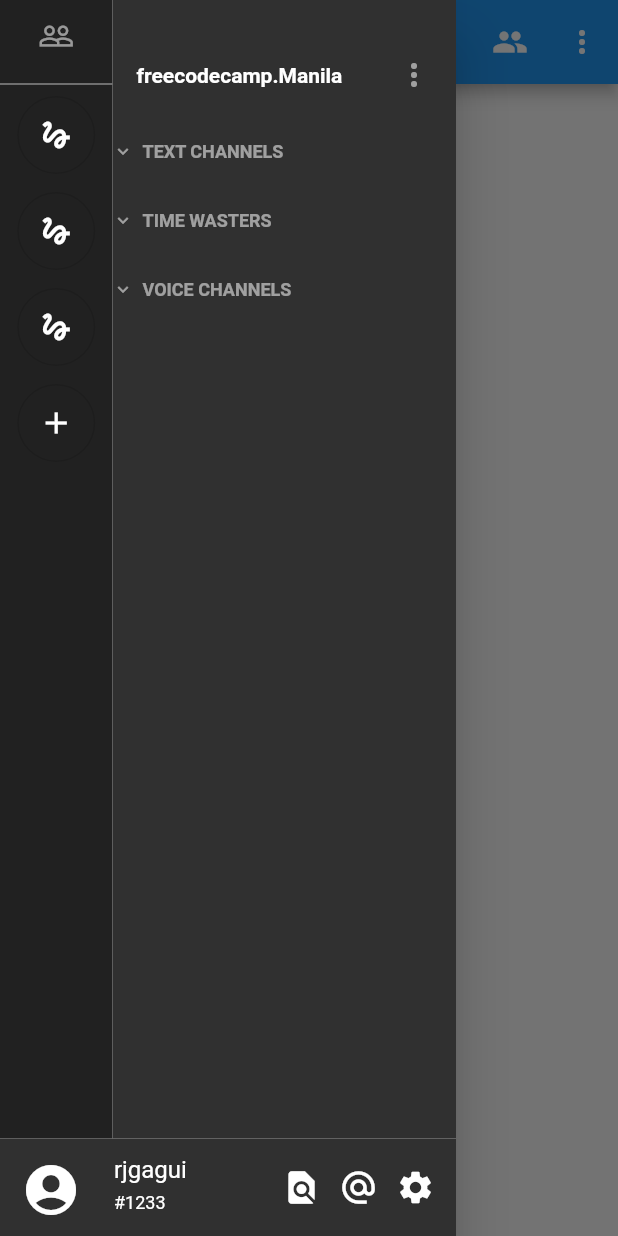
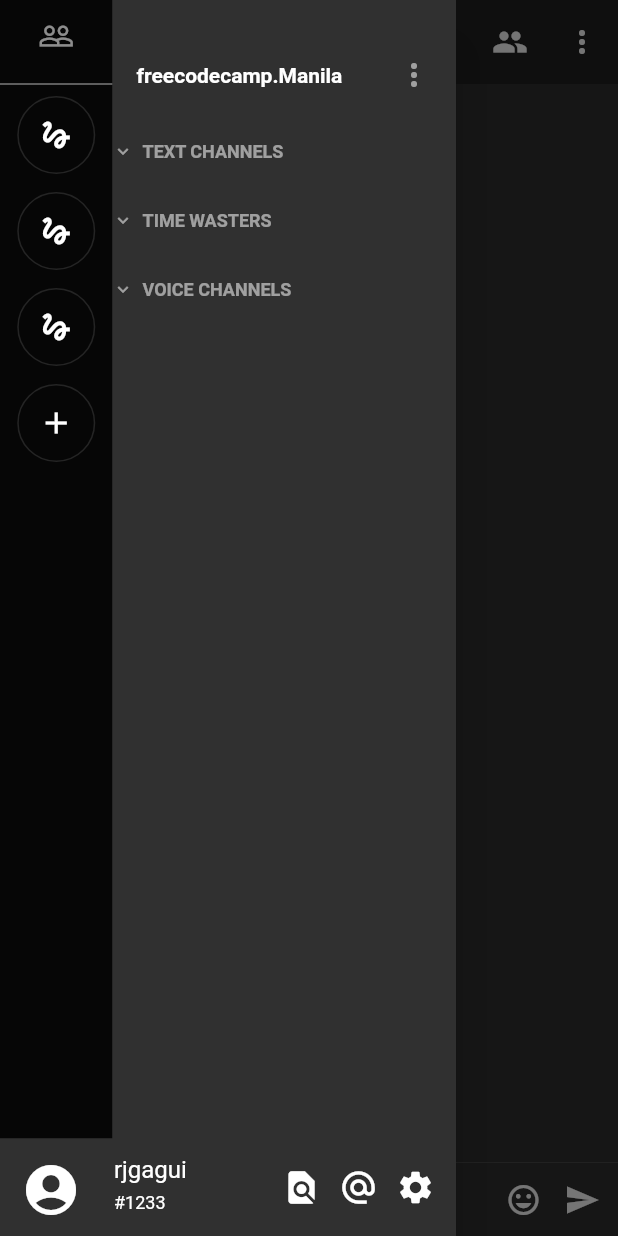
Before and after one commit to nibiru2O12/discord-mockup, a Flutter app: the screen it shows after launch, with the side drawer open, on a phone screen of 412 x 824 dp. Run offline on Flutter 3.47's test engine with Material 2 defaults, Android fonts, the phone set to English and light mode, and no system bars.

Commit message:
added a chat area

```diff
--- a/lib/main.dart
+++ b/lib/main.dart
@@ -4,6 +4,7 @@ import 'package:flutter_mockup_discord/models/channels.dart';
 import 'package:flutter_mockup_discord/models/groups.dart';
 
 void main() => runApp(MaterialApp(
+      theme: ThemeData.dark(),
       title: "Discord Mock-up",
       home: App(),
     ));
@@ -13,21 +14,60 @@ class App extends StatefulWidget {
 }
 
 class _AppState extends State<App> {
-
   @override
   Widget build(BuildContext context) {
     return Scaffold(
-      appBar: buildAppBar(),
-      drawer: NavigationDrawer(),
-      body: Container(
-        child: Text("data"),
-      ),
+        appBar: buildAppBar(title: "#fcc-meetups"),
+        drawer: NavigationDrawer(),
+        body: Container(
+          child: Text("data"),
+        ),
+        bottomSheet: BottomSheet(
+          onClosing: () {},
+          builder: buildMessageEditor,
+        ));
+  }
+
+  Widget buildMessageEditor(context) {
+    return Column(
+      mainAxisAlignment: MainAxisAlignment.end,
+      children: <Widget>[
+        Divider(
+          height: 2,
+        ),
+        Container(
+          padding: EdgeInsets.symmetric(horizontal: 12, vertical: 12),
+          child: Row(
+            children: <Widget>[
+              Icon(Icons.add),
+              SizedBox(
+                width: 15,
+              ),
+              Expanded(
+                  child: TextFormField(
+                style: TextStyle(fontSize: 13),
+                maxLines: null,
+                decoration:
+                    InputDecoration.collapsed(hintText: "Message #fcc-meetups"),
+              )),
+              SizedBox(
+                width: 15,
+              ),
+              Icon(Icons.insert_emoticon),
+              SizedBox(
+                width: 15,
+              ),
+              Icon(Icons.send)
+            ],
+          ),
+        ),
+      ],
     );
   }
 
-  AppBar buildAppBar() {
+  AppBar buildAppBar({String title}) {
     return AppBar(
-      title: Text("Discord"),
+      title: Text(title ?? "Discord"),
       actions: <Widget>[
         IconButton(
           icon: Icon(Icons.search),
@@ -46,9 +86,7 @@ class _AppState extends State<App> {
   }
 }
 
-
 class NavigationDrawer extends StatelessWidget {
-
   @override
   Widget build(BuildContext context) {
     return Container(
@@ -77,7 +115,8 @@ class NavigationDrawer extends StatelessWidget {
               color: Colors.grey[850],
               child: Row(
                 children: <Widget>[
-                  buildNavigationBottomBottun(icon: Icons.account_circle,size: 40),
+                  buildNavigationBottomBottun(
+                      icon: Icons.account_circle, size: 40),
                   buildNavigationBottomTitle(),
                   buildNavigationBottomBottun(icon: Icons.find_in_page),
                   buildNavigationBottomBottun(icon: Icons.alternate_email),
@@ -100,7 +139,7 @@ class NavigationDrawer extends StatelessWidget {
           children: <Widget>[
             Text(
               "rjgagui",
-              style: TextStyle(color: Colors.white, fontSize:16),
+              style: TextStyle(color: Colors.white, fontSize: 16),
             ),
             Text(
               "#1233",
@@ -112,7 +151,8 @@ class NavigationDrawer extends StatelessWidget {
     );
   }
 
-  Material buildNavigationBottomBottun({IconData icon, Function onTap, double size}) {
+  Material buildNavigationBottomBottun(
+      {IconData icon, Function onTap, double size}) {
     return Material(
       type: MaterialType.transparency,
       child: InkWell(
@@ -225,7 +265,6 @@ class NavigationDrawer extends StatelessWidget {
     );
   }
 }
-
 
 class MenuItem {
   final String title;
```
